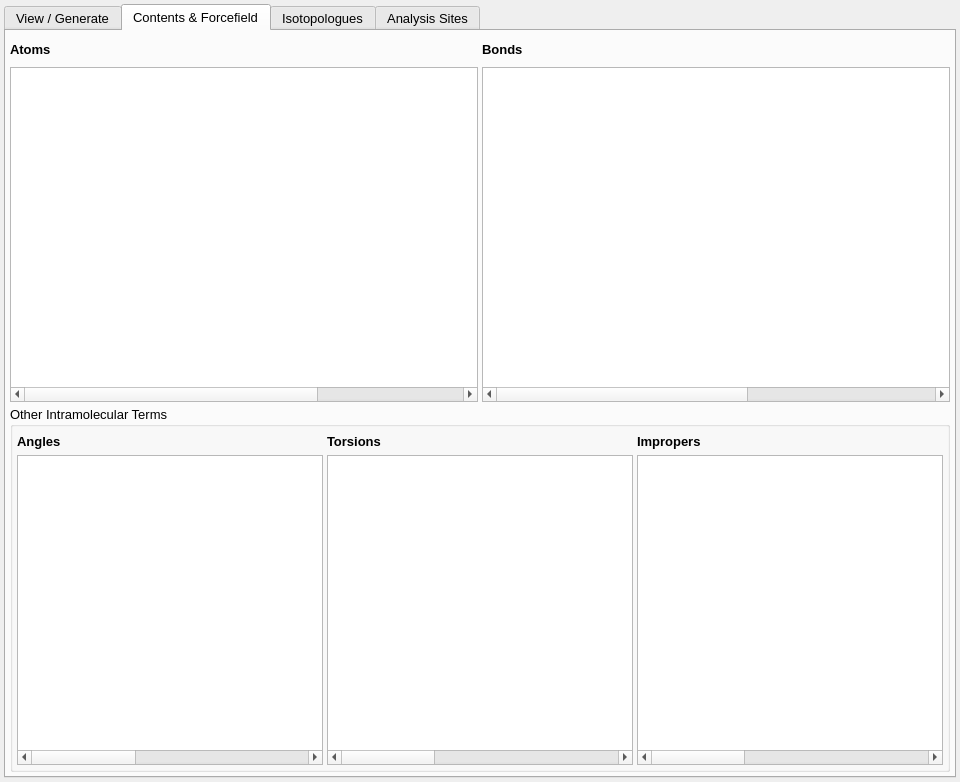
Qt form src/gui/speciestab.ui (disorderedmaterials/dissolve) before a commit.
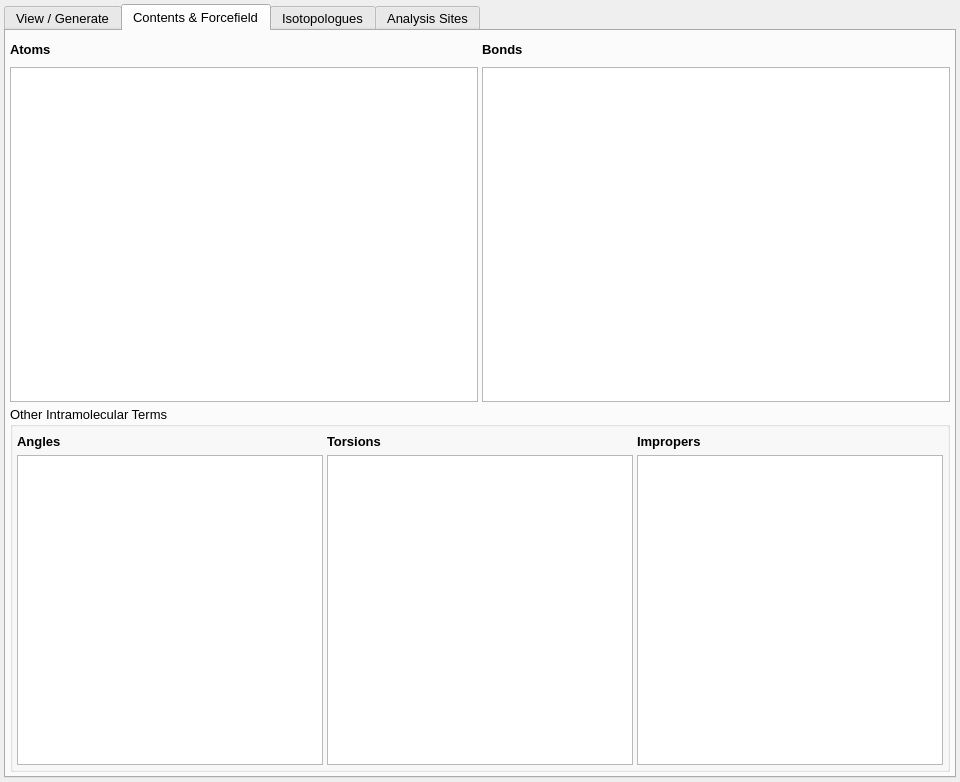
The same form after that commit. The open tabs and pages were chosen to show the change. Icons and pictures are not drawn. Custom widgets are drawn as their Qt base class.

Commit message: Speciestab model (#685)

What changed in the file:
```diff
--- a/src/gui/speciestab.ui
+++ b/src/gui/speciestab.ui
@@ -204,7 +204,7 @@
             </layout>
            </item>
            <item>
-            <widget class="QTableWidget" name="AtomTable">
+            <widget class="QTableView" name="AtomTable">
              <property name="sizePolicy">
               <sizepolicy hsizetype="Expanding" vsizetype="Expanding">
                <horstretch>0</horstretch>
@@ -226,9 +226,6 @@
              <property name="showGrid">
               <bool>true</bool>
              </property>
-             <property name="columnCount">
-              <number>6</number>
-             </property>
              <attribute name="horizontalHeaderVisible">
               <bool>false</bool>
              </attribute>
@@ -241,36 +238,6 @@
              <attribute name="verticalHeaderStretchLastSection">
               <bool>false</bool>
              </attribute>
-             <column>
-              <property name="text">
-               <string>E</string>
-              </property>
-             </column>
-             <column>
-              <property name="text">
-               <string>AtomType</string>
-              </property>
-             </column>
-             <column>
-              <property name="text">
-               <string>X</string>
-              </property>
-             </column>
-             <column>
-              <property name="text">
-               <string>Y</string>
-              </property>
-             </column>
-             <column>
-              <property name="text">
-               <string>Z</string>
-              </property>
-             </column>
-             <column>
-              <property name="text">
-               <string>Charge</string>
-              </property>
-             </column>
             </widget>
            </item>
           </layout>
@@ -326,7 +293,7 @@
             </layout>
            </item>
            <item>
-            <widget class="QTableWidget" name="BondTable">
+            <widget class="QTableView" name="BondTable">
              <property name="sizePolicy">
               <sizepolicy hsizetype="Expanding" vsizetype="Expanding">
                <horstretch>0</horstretch>
@@ -348,9 +315,6 @@
              <property name="showGrid">
               <bool>true</bool>
              </property>
-             <property name="columnCount">
-              <number>7</number>
-             </property>
              <attribute name="horizontalHeaderVisible">
               <bool>false</bool>
              </attribute>
@@ -470,10 +434,7 @@
              </layout>
             </item>
             <item>
-             <widget class="QTableWidget" name="AngleTable">
-              <property name="editTriggers">
-               <set>QAbstractItemView::AllEditTriggers</set>
-              </property>
+             <widget class="QTableView" name="AngleTable">
               <property name="showDropIndicator" stdset="0">
                <bool>false</bool>
               </property>
@@ -486,9 +447,6 @@
               <property name="showGrid">
                <bool>true</bool>
               </property>
-              <property name="columnCount">
-               <number>8</number>
-              </property>
               <attribute name="horizontalHeaderVisible">
                <bool>false</bool>
               </attribute>
@@ -590,10 +548,7 @@
              </layout>
             </item>
             <item>
-             <widget class="QTableWidget" name="TorsionTable">
-              <property name="editTriggers">
-               <set>QAbstractItemView::AllEditTriggers</set>
-              </property>
+             <widget class="QTableView" name="TorsionTable">
               <property name="showDropIndicator" stdset="0">
                <bool>false</bool>
               </property>
@@ -606,9 +561,6 @@
               <property name="showGrid">
                <bool>true</bool>
               </property>
-              <property name="columnCount">
-               <number>9</number>
-              </property>
               <attribute name="horizontalHeaderVisible">
                <bool>false</bool>
               </attribute>
@@ -621,51 +573,6 @@
               <attribute name="verticalHeaderStretchLastSection">
                <bool>false</bool>
               </attribute>
-              <column>
-               <property name="text">
-                <string>I</string>
-               </property>
-              </column>
-              <column>
-               <property name="text">
-                <string>J</string>
-               </property>
-              </column>
-              <column>
-               <property name="text">
-                <string>K</string>
-               </property>
-              </column>
-              <column>
-               <property name="text">
-                <string>L</string>
-               </property>
-              </column>
-              <column>
-               <property name="text">
-                <string>Form</string>
-               </property>
-              </column>
-              <column>
-               <property name="text">
-                <string>Parameter 1</string>
-               </property>
-              </column>
-              <column>
-               <property name="text">
-                <string>Parameter 2</string>
-               </property>
-              </column>
-              <column>
-               <property name="text">
-                <string>Parameter 3</string>
-               </property>
-              </column>
-              <column>
-               <property name="text">
-                <string>Parameter 4</string>
-               </property>
-              </column>
              </widget>
             </item>
            </layout>
@@ -715,10 +622,7 @@
              </layout>
             </item>
             <item>
-             <widget class="QTableWidget" name="ImproperTable">
-              <property name="editTriggers">
-               <set>QAbstractItemView::AllEditTriggers</set>
-              </property>
+             <widget class="QTableView" name="ImproperTable">
               <property name="showDropIndicator" stdset="0">
                <bool>false</bool>
               </property>
@@ -731,9 +635,6 @@
               <property name="showGrid">
                <bool>true</bool>
               </property>
-              <property name="columnCount">
-               <number>9</number>
-              </property>
               <attribute name="horizontalHeaderVisible">
                <bool>false</bool>
               </attribute>
@@ -746,51 +647,6 @@
               <attribute name="verticalHeaderStretchLastSection">
                <bool>false</bool>
               </attribute>
-              <column>
-               <property name="text">
-                <string>I</string>
-               </property>
-              </column>
-              <column>
-               <property name="text">
-                <string>J</string>
-               </property>
-              </column>
-              <column>
-               <property name="text">
-                <string>K</string>
-               </property>
-              </column>
-              <column>
-               <property name="text">
-                <string>L</string>
-               </property>
-              </column>
-              <column>
-               <property name="text">
-                <string>Form</string>
-               </property>
-              </column>
-              <column>
-               <property name="text">
-                <string>Parameter 1</string>
-               </property>
-              </column>
-              <column>
-               <property name="text">
-                <string>Parameter 2</string>
-               </property>
-              </column>
-              <column>
-               <property name="text">
-                <string>Parameter 3</string>
-               </property>
-              </column>
-              <column>
-               <property name="text">
-                <string>Parameter 4</string>
-               </property>
-              </column>
              </widget>
             </item>
            </layout>
```
Left out of the diff: 9 changed lines with no effect on the pictures. The commit also changes 26 other files.
